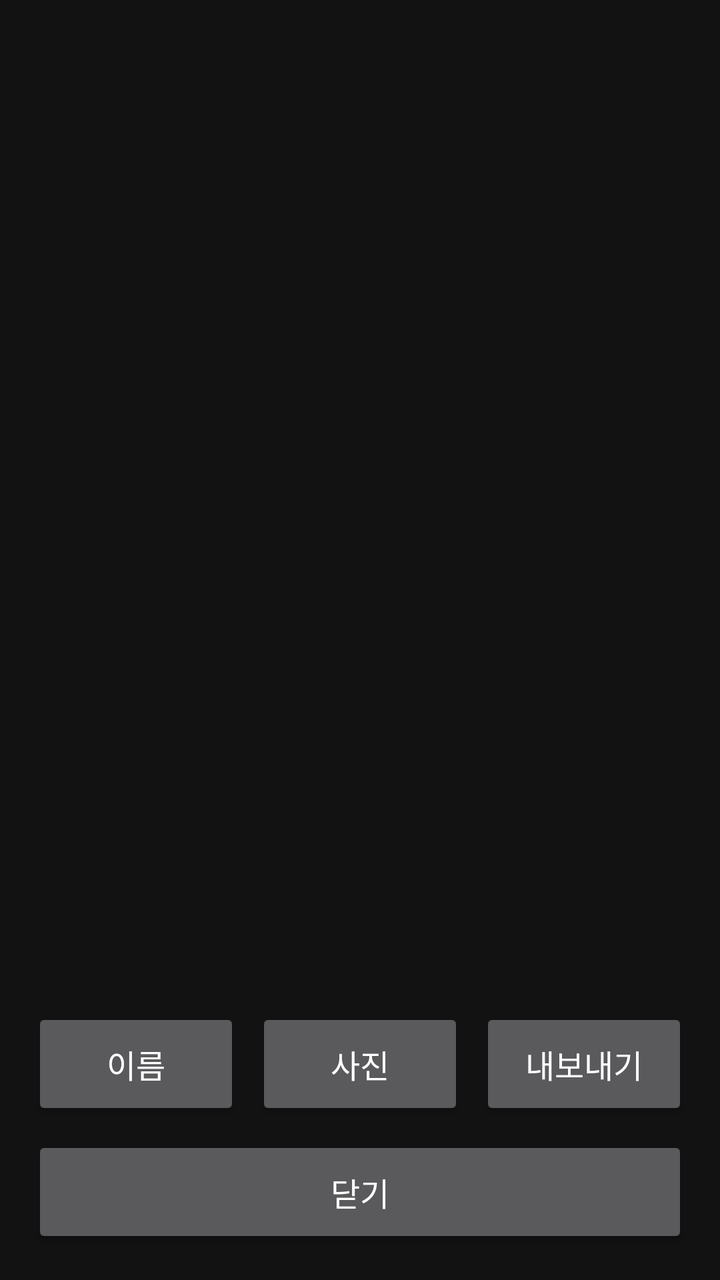
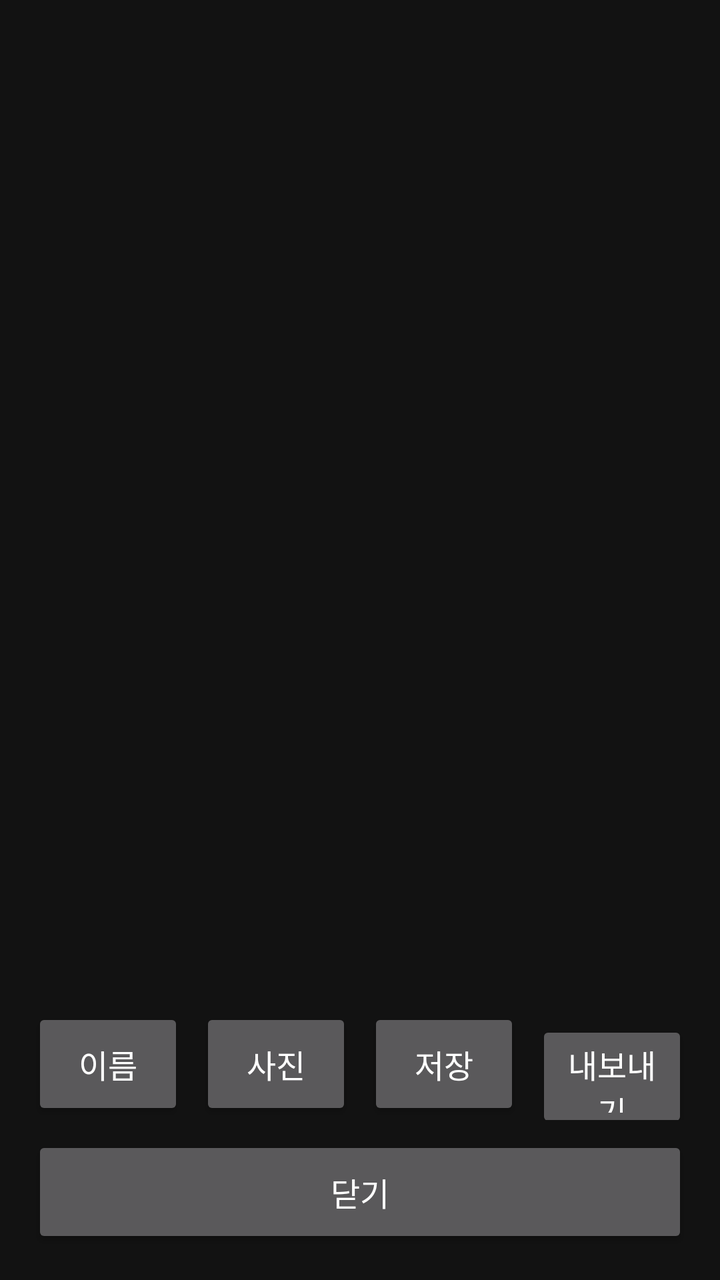

The first picture is an Android layout as it rendered before a commit; the second is the same layout after the commit. The layout source and the unified diff follow.
<!-- AndroidManifest.xml: application theme AppTheme -->
<!-- res/layout/activity_certificate.xml -->
<?xml version="1.0" encoding="utf-8"?>
<LinearLayout xmlns:android="http://schemas.android.com/apk/res/android"
    android:layout_width="match_parent"
    android:layout_height="match_parent"
    android:background="@color/bg"
    android:orientation="vertical"
    android:padding="16dp">

    <ScrollView
        android:layout_width="match_parent"
        android:layout_height="0dp"
        android:layout_weight="1">

        <ImageView
            android:id="@+id/preview"
            android:layout_width="match_parent"
            android:layout_height="wrap_content"
            android:adjustViewBounds="true"
            android:contentDescription="수료증 미리보기" />
    </ScrollView>

    <LinearLayout
        android:layout_width="match_parent"
        android:layout_height="wrap_content"
        android:layout_marginTop="12dp"
        android:orientation="horizontal">

        <Button
            android:id="@+id/btnName"
            android:layout_width="0dp"
            android:layout_weight="1"
            android:layout_height="56dp"
            android:text="이름"
            android:textSize="16sp" />

        <Button
            android:id="@+id/btnPhoto"
            android:layout_width="0dp"
            android:layout_weight="1"
            android:layout_height="56dp"
            android:layout_marginStart="8dp"
            android:text="사진"
            android:textSize="16sp" />

        <Button
            android:id="@+id/btnShare"
            android:layout_width="0dp"
            android:layout_weight="1"
            android:layout_height="56dp"
            android:layout_marginStart="8dp"
            android:text="내보내기"
            android:textSize="16sp" />
    </LinearLayout>

    <Button
        android:id="@+id/btnClose"
        android:layout_width="match_parent"
        android:layout_height="56dp"
        android:layout_marginTop="8dp"
        android:text="닫기"
        android:textSize="16sp" />
</LinearLayout>
<!-- resources referenced by this layout -->
<resources>
  <color name="bg">#FF121212</color>
  <style name="AppTheme" parent="Theme.AppCompat.NoActionBar">
          <item name="android:windowBackground">@color/bg</item>
      </style>
</resources>

<!-- the commit's change to res/layout/activity_certificate.xml (unified diff, before → after) -->
@@ -1,5 +1,6 @@
 <?xml version="1.0" encoding="utf-8"?>
 <LinearLayout xmlns:android="http://schemas.android.com/apk/res/android"
+    android:id="@+id/root"
     android:layout_width="match_parent"
     android:layout_height="match_parent"
     android:background="@color/bg"
@@ -43,6 +44,15 @@
             android:textSize="16sp" />
 
         <Button
+            android:id="@+id/btnSave"
+            android:layout_width="0dp"
+            android:layout_weight="1"
+            android:layout_height="56dp"
+            android:layout_marginStart="8dp"
+            android:text="저장"
+            android:textSize="16sp" />
+
+        <Button
             android:id="@+id/btnShare"
             android:layout_width="0dp"
             android:layout_weight="1"
